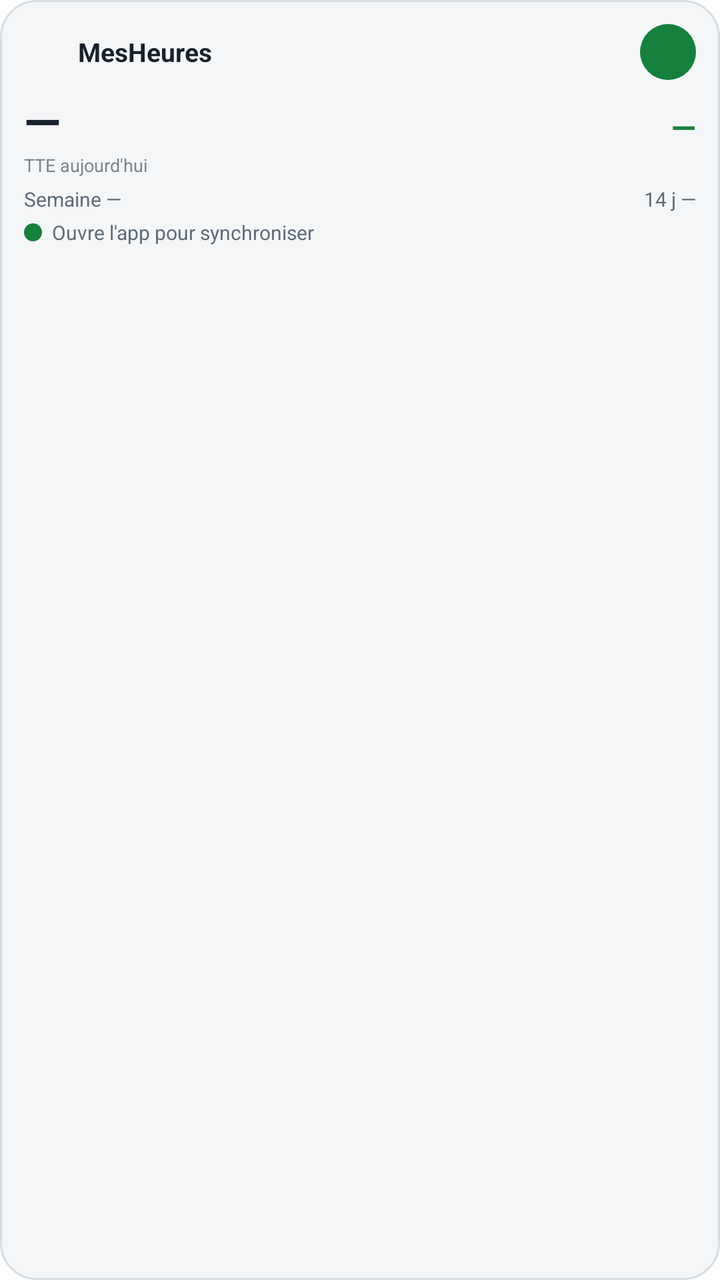
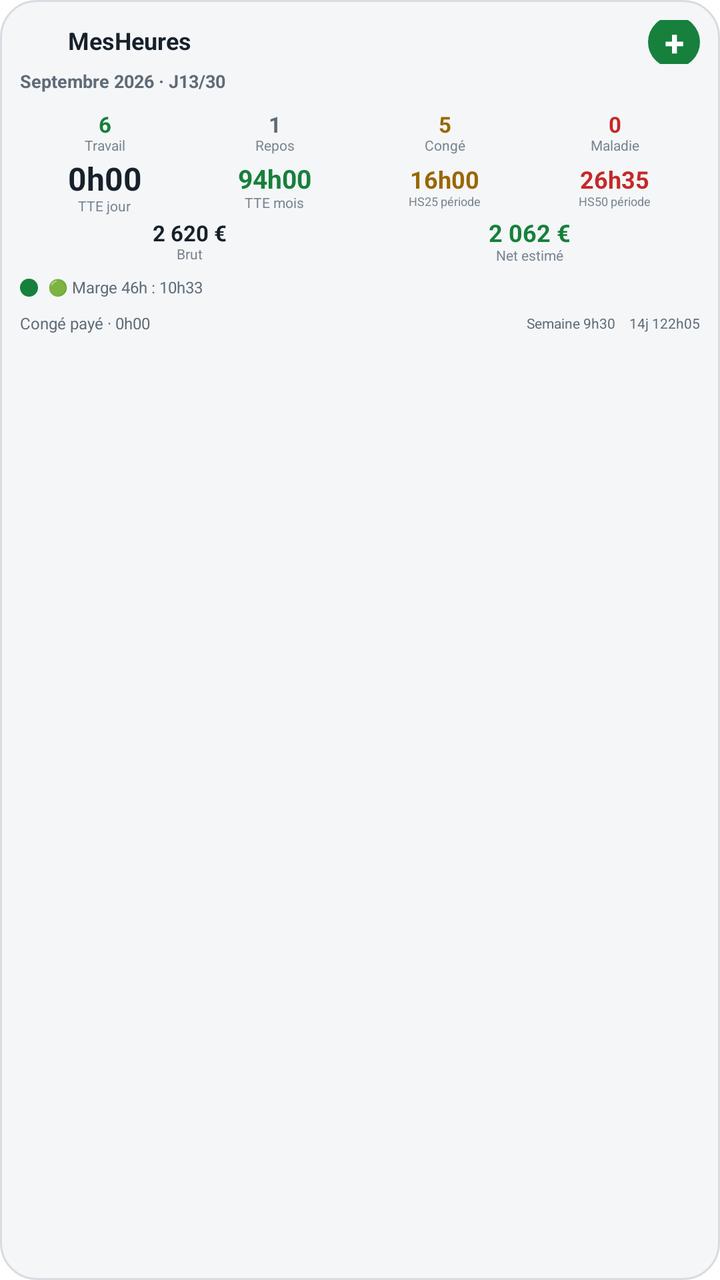

Compare the two renders of this Android layout. The source of the first and the diff that turns it into the second are given below.
<!-- AndroidManifest.xml: application theme Theme.MesHeures -->
<!-- res/layout/widget_mesheures.xml -->
<?xml version="1.0" encoding="utf-8"?>
<LinearLayout xmlns:android="http://schemas.android.com/apk/res/android" android:id="@+id/widget_root" android:layout_width="match_parent" android:layout_height="match_parent" android:orientation="vertical" android:background="@drawable/widget_background" android:padding="12dp">
 <LinearLayout android:layout_width="match_parent" android:layout_height="wrap_content" android:orientation="horizontal" android:gravity="center_vertical">
  <ImageView android:layout_width="20dp" android:layout_height="20dp" android:src="@drawable/icon_512" android:contentDescription="MesHeures"/>
  <TextView android:layout_width="0dp" android:layout_height="wrap_content" android:layout_weight="1" android:layout_marginStart="7dp" android:text="MesHeures" android:textColor="@color/widget_text_primary" android:textSize="13sp" android:textStyle="bold"/>
  <ImageView android:id="@+id/widget_add" android:layout_width="28dp" android:layout_height="28dp" android:src="@drawable/widget_add_bg" android:contentDescription="Ajouter une journée"/>
 </LinearLayout>
 <LinearLayout android:layout_width="match_parent" android:layout_height="wrap_content" android:orientation="horizontal" android:gravity="bottom" android:layout_marginTop="4dp">
  <TextView android:id="@+id/widget_tte" android:layout_width="0dp" android:layout_height="wrap_content" android:layout_weight="1" android:text="—" android:textColor="@color/widget_text_primary" android:textSize="24sp" android:textStyle="bold"/>
  <TextView android:id="@+id/widget_net" android:layout_width="wrap_content" android:layout_height="wrap_content" android:text="—" android:textColor="@color/widget_ok" android:textSize="16sp" android:textStyle="bold"/>
 </LinearLayout>
 <TextView android:id="@+id/widget_tte_label" android:layout_width="wrap_content" android:layout_height="wrap_content" android:text="TTE aujourd'hui" android:textColor="@color/widget_text_muted" android:textSize="9sp"/>
 <LinearLayout android:layout_width="match_parent" android:layout_height="wrap_content" android:orientation="horizontal" android:layout_marginTop="4dp">
  <TextView android:id="@+id/widget_week" android:layout_width="0dp" android:layout_height="wrap_content" android:layout_weight="1" android:text="Semaine —" android:textColor="@color/widget_text_secondary" android:textSize="10sp"/>
  <TextView android:id="@+id/widget_period" android:layout_width="wrap_content" android:layout_height="wrap_content" android:text="14 j —" android:textColor="@color/widget_text_secondary" android:textSize="10sp"/>
 </LinearLayout>
 <LinearLayout android:layout_width="match_parent" android:layout_height="wrap_content" android:orientation="horizontal" android:gravity="center_vertical" android:layout_marginTop="3dp">
  <ImageView android:id="@+id/widget_dot" android:layout_width="9dp" android:layout_height="9dp" android:layout_marginEnd="5dp" android:src="@drawable/widget_dot"/>
  <TextView android:id="@+id/widget_marge" android:layout_width="0dp" android:layout_height="wrap_content" android:layout_weight="1" android:text="Ouvre l'app pour synchroniser" android:textColor="@color/widget_text_secondary" android:textSize="10sp"/>
 </LinearLayout>
 <TextView android:id="@+id/widget_updated" android:layout_width="wrap_content" android:layout_height="wrap_content" android:layout_marginTop="1dp" android:text="" android:textColor="@color/widget_text_muted" android:textSize="8sp"/>
</LinearLayout>
<!-- resources referenced by this layout -->
<resources>
  <color name="widget_ok">#16803C</color>
  <color name="widget_text_muted">#7A858F</color>
  <color name="widget_text_primary">#17212B</color>
  <color name="widget_text_secondary">#5F6B76</color>
  <!-- drawable widget_add_bg (drawable) -->
  <?xml version="1.0" encoding="utf-8"?>
  <shape xmlns:android="http://schemas.android.com/apk/res/android" android:shape="oval"><solid android:color="@color/widget_accent"/></shape>
  <!-- drawable widget_background (drawable) -->
  <?xml version="1.0" encoding="utf-8"?>
  <shape xmlns:android="http://schemas.android.com/apk/res/android" android:shape="rectangle"><solid android:color="@color/widget_bg"/><corners android:radius="18dp"/><stroke android:width="1dp" android:color="@color/widget_border"/></shape>
  <!-- drawable widget_dot (drawable) -->
  <?xml version="1.0" encoding="utf-8"?>
  <vector xmlns:android="http://schemas.android.com/apk/res/android" android:width="12dp" android:height="12dp" android:viewportWidth="12" android:viewportHeight="12"><path android:fillColor="@color/widget_ok" android:pathData="M6,0A6,6 0,1 0,6 12A6,6 0,1 0,6 0"/></vector>
  <color name="widget_accent">#16803C</color>
  <color name="widget_bg">#F4F6F8</color>
  <color name="widget_border">#D6DDE3</color>
</resources>

<!-- the commit's change to res/layout/widget_mesheures.xml (unified diff, before → after) -->
@@ -1,22 +1,46 @@
 <?xml version="1.0" encoding="utf-8"?>
-<LinearLayout xmlns:android="http://schemas.android.com/apk/res/android" android:id="@+id/widget_root" android:layout_width="match_parent" android:layout_height="match_parent" android:orientation="vertical" android:background="@drawable/widget_background" android:padding="12dp">
- <LinearLayout android:layout_width="match_parent" android:layout_height="wrap_content" android:orientation="horizontal" android:gravity="center_vertical">
-  <ImageView android:layout_width="20dp" android:layout_height="20dp" android:src="@drawable/icon_512" android:contentDescription="MesHeures"/>
-  <TextView android:layout_width="0dp" android:layout_height="wrap_content" android:layout_weight="1" android:layout_marginStart="7dp" android:text="MesHeures" android:textColor="@color/widget_text_primary" android:textSize="13sp" android:textStyle="bold"/>
-  <ImageView android:id="@+id/widget_add" android:layout_width="28dp" android:layout_height="28dp" android:src="@drawable/widget_add_bg" android:contentDescription="Ajouter une journée"/>
- </LinearLayout>
- <LinearLayout android:layout_width="match_parent" android:layout_height="wrap_content" android:orientation="horizontal" android:gravity="bottom" android:layout_marginTop="4dp">
-  <TextView android:id="@+id/widget_tte" android:layout_width="0dp" android:layout_height="wrap_content" android:layout_weight="1" android:text="—" android:textColor="@color/widget_text_primary" android:textSize="24sp" android:textStyle="bold"/>
-  <TextView android:id="@+id/widget_net" android:layout_width="wrap_content" android:layout_height="wrap_content" android:text="—" android:textColor="@color/widget_ok" android:textSize="16sp" android:textStyle="bold"/>
- </LinearLayout>
- <TextView android:id="@+id/widget_tte_label" android:layout_width="wrap_content" android:layout_height="wrap_content" android:text="TTE aujourd'hui" android:textColor="@color/widget_text_muted" android:textSize="9sp"/>
- <LinearLayout android:layout_width="match_parent" android:layout_height="wrap_content" android:orientation="horizontal" android:layout_marginTop="4dp">
-  <TextView android:id="@+id/widget_week" android:layout_width="0dp" android:layout_height="wrap_content" android:layout_weight="1" android:text="Semaine —" android:textColor="@color/widget_text_secondary" android:textSize="10sp"/>
-  <TextView android:id="@+id/widget_period" android:layout_width="wrap_content" android:layout_height="wrap_content" android:text="14 j —" android:textColor="@color/widget_text_secondary" android:textSize="10sp"/>
- </LinearLayout>
- <LinearLayout android:layout_width="match_parent" android:layout_height="wrap_content" android:orientation="horizontal" android:gravity="center_vertical" android:layout_marginTop="3dp">
-  <ImageView android:id="@+id/widget_dot" android:layout_width="9dp" android:layout_height="9dp" android:layout_marginEnd="5dp" android:src="@drawable/widget_dot"/>
-  <TextView android:id="@+id/widget_marge" android:layout_width="0dp" android:layout_height="wrap_content" android:layout_weight="1" android:text="Ouvre l'app pour synchroniser" android:textColor="@color/widget_text_secondary" android:textSize="10sp"/>
- </LinearLayout>
- <TextView android:id="@+id/widget_updated" android:layout_width="wrap_content" android:layout_height="wrap_content" android:layout_marginTop="1dp" android:text="" android:textColor="@color/widget_text_muted" android:textSize="8sp"/>
+<LinearLayout xmlns:android="http://schemas.android.com/apk/res/android"
+    android:id="@+id/widget_root" android:layout_width="match_parent" android:layout_height="match_parent"
+    android:orientation="vertical" android:background="@drawable/widget_background" android:padding="10dp">
+
+    <LinearLayout android:layout_width="match_parent" android:layout_height="22dp" android:gravity="center_vertical">
+        <ImageView android:layout_width="18dp" android:layout_height="18dp" android:src="@drawable/icon_512" android:contentDescription="MesHeures"/>
+        <TextView android:layout_width="0dp" android:layout_height="wrap_content" android:layout_weight="1" android:layout_marginStart="6dp" android:text="MesHeures" android:textColor="@color/widget_text_primary" android:textSize="12sp" android:textStyle="bold" android:includeFontPadding="false"/>
+        <TextView android:id="@+id/widget_add" android:layout_width="26dp" android:layout_height="26dp" android:gravity="center" android:text="+" android:textColor="@android:color/white" android:textSize="18sp" android:textStyle="bold" android:background="@drawable/widget_add_bg" android:contentDescription="Ajouter une journée"/>
+    </LinearLayout>
+
+    <LinearLayout android:layout_width="match_parent" android:layout_height="16dp" android:gravity="center_vertical" android:layout_marginTop="1dp">
+        <TextView android:id="@+id/widget_month" android:layout_width="0dp" android:layout_height="wrap_content" android:layout_weight="1" android:text="Septembre 2026 · J13/30" android:textColor="@color/widget_text_secondary" android:textSize="9sp" android:textStyle="bold" android:includeFontPadding="false"/>
+    </LinearLayout>
+    <ProgressBar android:id="@+id/widget_progress" android:layout_width="match_parent" android:layout_height="3dp" android:max="30" android:progress="13" android:indeterminate="false" style="?android:attr/progressBarStyleHorizontal" android:progressTint="@color/widget_accent" android:backgroundTint="@color/widget_border"/>
+
+    <LinearLayout android:layout_width="match_parent" android:layout_height="23dp" android:gravity="center_vertical" android:layout_marginTop="3dp">
+        <LinearLayout android:layout_width="0dp" android:layout_height="match_parent" android:layout_weight="1" android:gravity="center" android:orientation="vertical"><TextView android:id="@+id/widget_work" android:layout_width="wrap_content" android:layout_height="wrap_content" android:text="6" android:textColor="@color/widget_ok" android:textSize="11sp" android:textStyle="bold" android:includeFontPadding="false"/><TextView android:layout_width="wrap_content" android:layout_height="wrap_content" android:text="Travail" android:textColor="@color/widget_text_muted" android:textSize="7sp" android:includeFontPadding="false"/></LinearLayout>
+        <LinearLayout android:layout_width="0dp" android:layout_height="match_parent" android:layout_weight="1" android:gravity="center" android:orientation="vertical"><TextView android:id="@+id/widget_rest" android:layout_width="wrap_content" android:layout_height="wrap_content" android:text="1" android:textColor="@color/widget_text_secondary" android:textSize="11sp" android:textStyle="bold" android:includeFontPadding="false"/><TextView android:layout_width="wrap_content" android:layout_height="wrap_content" android:text="Repos" android:textColor="@color/widget_text_muted" android:textSize="7sp" android:includeFontPadding="false"/></LinearLayout>
+        <LinearLayout android:layout_width="0dp" android:layout_height="match_parent" android:layout_weight="1" android:gravity="center" android:orientation="vertical"><TextView android:id="@+id/widget_cp" android:layout_width="wrap_content" android:layout_height="wrap_content" android:text="5" android:textColor="@color/widget_warn" android:textSize="11sp" android:textStyle="bold" android:includeFontPadding="false"/><TextView android:layout_width="wrap_content" android:layout_height="wrap_content" android:text="Congé" android:textColor="@color/widget_text_muted" android:textSize="7sp" android:includeFontPadding="false"/></LinearLayout>
+        <LinearLayout android:layout_width="0dp" android:layout_height="match_parent" android:layout_weight="1" android:gravity="center" android:orientation="vertical"><TextView android:id="@+id/widget_mal" android:layout_width="wrap_content" android:layout_height="wrap_content" android:text="0" android:textColor="@color/widget_bad" android:textSize="11sp" android:textStyle="bold" android:includeFontPadding="false"/><TextView android:layout_width="wrap_content" android:layout_height="wrap_content" android:text="Maladie" android:textColor="@color/widget_text_muted" android:textSize="7sp" android:includeFontPadding="false"/></LinearLayout>
+    </LinearLayout>
+
+    <LinearLayout android:layout_width="match_parent" android:layout_height="30dp" android:gravity="center_vertical" android:layout_marginTop="1dp">
+        <LinearLayout android:layout_width="0dp" android:layout_height="match_parent" android:layout_weight="1" android:gravity="center" android:orientation="vertical"><TextView android:id="@+id/widget_tte_day" android:layout_width="wrap_content" android:layout_height="wrap_content" android:text="0h00" android:textColor="@color/widget_text_primary" android:textSize="16sp" android:textStyle="bold" android:includeFontPadding="false"/><TextView android:layout_width="wrap_content" android:layout_height="wrap_content" android:text="TTE jour" android:textColor="@color/widget_text_muted" android:textSize="7sp" android:includeFontPadding="false"/></LinearLayout>
+        <LinearLayout android:layout_width="0dp" android:layout_height="match_parent" android:layout_weight="1" android:gravity="center" android:orientation="vertical"><TextView android:id="@+id/widget_tte_month" android:layout_width="wrap_content" android:layout_height="wrap_content" android:text="94h00" android:textColor="@color/widget_ok" android:textSize="13sp" android:textStyle="bold" android:includeFontPadding="false"/><TextView android:layout_width="wrap_content" android:layout_height="wrap_content" android:text="TTE mois" android:textColor="@color/widget_text_muted" android:textSize="7sp" android:includeFontPadding="false"/></LinearLayout>
+        <LinearLayout android:layout_width="0dp" android:layout_height="match_parent" android:layout_weight="1" android:gravity="center" android:orientation="vertical"><TextView android:id="@+id/widget_hs25" android:layout_width="wrap_content" android:layout_height="wrap_content" android:text="16h00" android:textColor="@color/widget_warn" android:textSize="12sp" android:textStyle="bold" android:includeFontPadding="false"/><TextView android:layout_width="wrap_content" android:layout_height="wrap_content" android:text="HS25 période" android:textColor="@color/widget_text_muted" android:textSize="6sp" android:includeFontPadding="false"/></LinearLayout>
+        <LinearLayout android:layout_width="0dp" android:layout_height="match_parent" android:layout_weight="1" android:gravity="center" android:orientation="vertical"><TextView android:id="@+id/widget_hs50" android:layout_width="wrap_content" android:layout_height="wrap_content" android:text="26h35" android:textColor="@color/widget_bad" android:textSize="12sp" android:textStyle="bold" android:includeFontPadding="false"/><TextView android:layout_width="wrap_content" android:layout_height="wrap_content" android:text="HS50 période" android:textColor="@color/widget_text_muted" android:textSize="6sp" android:includeFontPadding="false"/></LinearLayout>
+    </LinearLayout>
+
+    <LinearLayout android:layout_width="match_parent" android:layout_height="24dp" android:gravity="center_vertical">
+        <LinearLayout android:layout_width="0dp" android:layout_height="match_parent" android:layout_weight="1" android:gravity="center" android:orientation="vertical"><TextView android:id="@+id/widget_gross" android:layout_width="wrap_content" android:layout_height="wrap_content" android:text="2 620 €" android:textColor="@color/widget_text_primary" android:textSize="11sp" android:textStyle="bold" android:includeFontPadding="false"/><TextView android:layout_width="wrap_content" android:layout_height="wrap_content" android:text="Brut" android:textColor="@color/widget_text_muted" android:textSize="7sp" android:includeFontPadding="false"/></LinearLayout>
+        <LinearLayout android:layout_width="0dp" android:layout_height="match_parent" android:layout_weight="1" android:gravity="center" android:orientation="vertical"><TextView android:id="@+id/widget_net" android:layout_width="wrap_content" android:layout_height="wrap_content" android:text="2 062 €" android:textColor="@color/widget_ok" android:textSize="12sp" android:textStyle="bold" android:includeFontPadding="false"/><TextView android:id="@+id/widget_net_label" android:layout_width="wrap_content" android:layout_height="wrap_content" android:text="Net estimé" android:textColor="@color/widget_text_muted" android:textSize="7sp" android:includeFontPadding="false"/></LinearLayout>
+    </LinearLayout>
+
+    <LinearLayout android:layout_width="match_parent" android:layout_height="22dp" android:gravity="center_vertical">
+        <ImageView android:id="@+id/widget_dot" android:layout_width="9dp" android:layout_height="9dp" android:layout_marginEnd="5dp" android:src="@drawable/widget_dot"/>
+        <TextView android:id="@+id/widget_status" android:layout_width="0dp" android:layout_height="wrap_content" android:layout_weight="1" android:text="🟢 Marge 46h : 10h33" android:textColor="@color/widget_text_secondary" android:textSize="8sp" android:includeFontPadding="false"/>
+    </LinearLayout>
+
+    <LinearLayout android:layout_width="match_parent" android:layout_height="14dp" android:gravity="center_vertical">
+        <TextView android:id="@+id/widget_today" android:layout_width="0dp" android:layout_height="wrap_content" android:layout_weight="1" android:text="Congé payé · 0h00" android:textColor="@color/widget_text_secondary" android:textSize="8sp" android:includeFontPadding="false"/>
+        <TextView android:id="@+id/widget_week" android:layout_width="wrap_content" android:layout_height="wrap_content" android:text="Semaine 9h30" android:textColor="@color/widget_text_secondary" android:textSize="7sp" android:includeFontPadding="false"/>
+        <TextView android:id="@+id/widget_period" android:layout_width="wrap_content" android:layout_height="wrap_content" android:layout_marginStart="7dp" android:text="14j 122h05" android:textColor="@color/widget_text_secondary" android:textSize="7sp" android:includeFontPadding="false"/>
+    </LinearLayout>
 </LinearLayout>
<!-- resource entries referenced after the edit -->
@@ -1,9 +1,13 @@
 <!-- resources referenced by this layout -->
 <resources>
+  <color name="widget_accent">#16803C</color>
+  <color name="widget_bad">#C62828</color>
+  <color name="widget_border">#D6DDE3</color>
   <color name="widget_ok">#16803C</color>
   <color name="widget_text_muted">#7A858F</color>
   <color name="widget_text_primary">#17212B</color>
   <color name="widget_text_secondary">#5F6B76</color>
+  <color name="widget_warn">#9A6700</color>
   <!-- drawable widget_add_bg (drawable) -->
   <?xml version="1.0" encoding="utf-8"?>
   <shape xmlns:android="http://schemas.android.com/apk/res/android" android:shape="oval"><solid android:color="@color/widget_accent"/></shape>
@@ -13,8 +17,6 @@
   <!-- drawable widget_dot (drawable) -->
   <?xml version="1.0" encoding="utf-8"?>
   <vector xmlns:android="http://schemas.android.com/apk/res/android" android:width="12dp" android:height="12dp" android:viewportWidth="12" android:viewportHeight="12"><path android:fillColor="@color/widget_ok" android:pathData="M6,0A6,6 0,1 0,6 12A6,6 0,1 0,6 0"/></vector>
-  <color name="widget_accent">#16803C</color>
   <color name="widget_bg">#F4F6F8</color>
-  <color name="widget_border">#D6DDE3</color>
 </resources>
 
